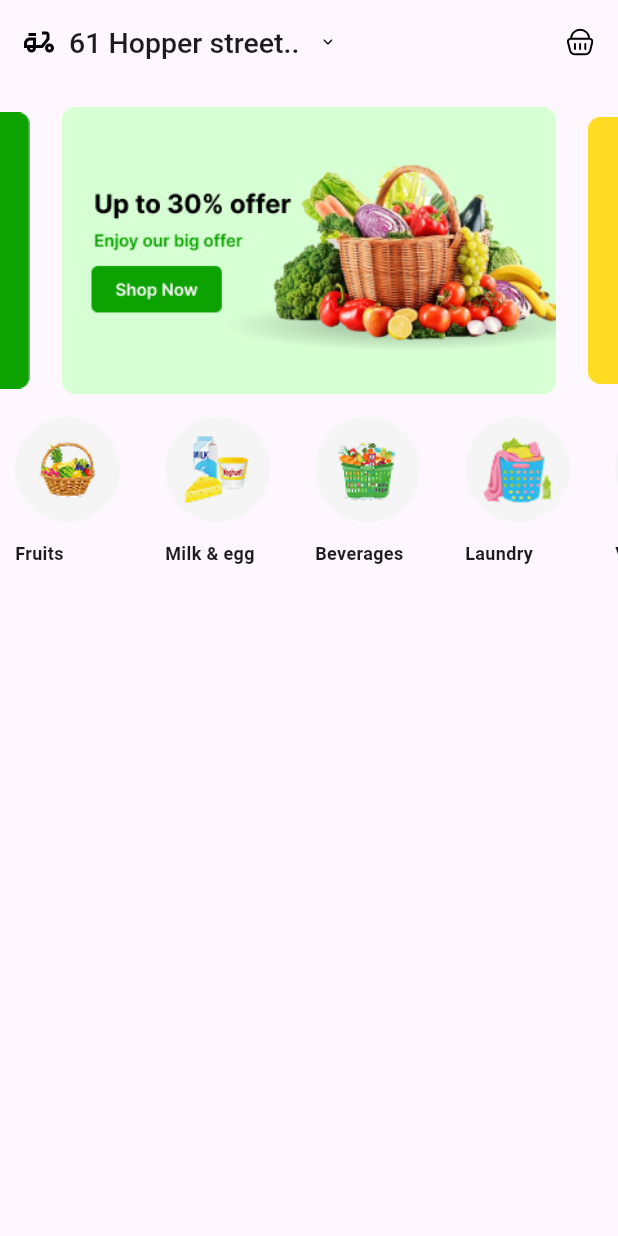
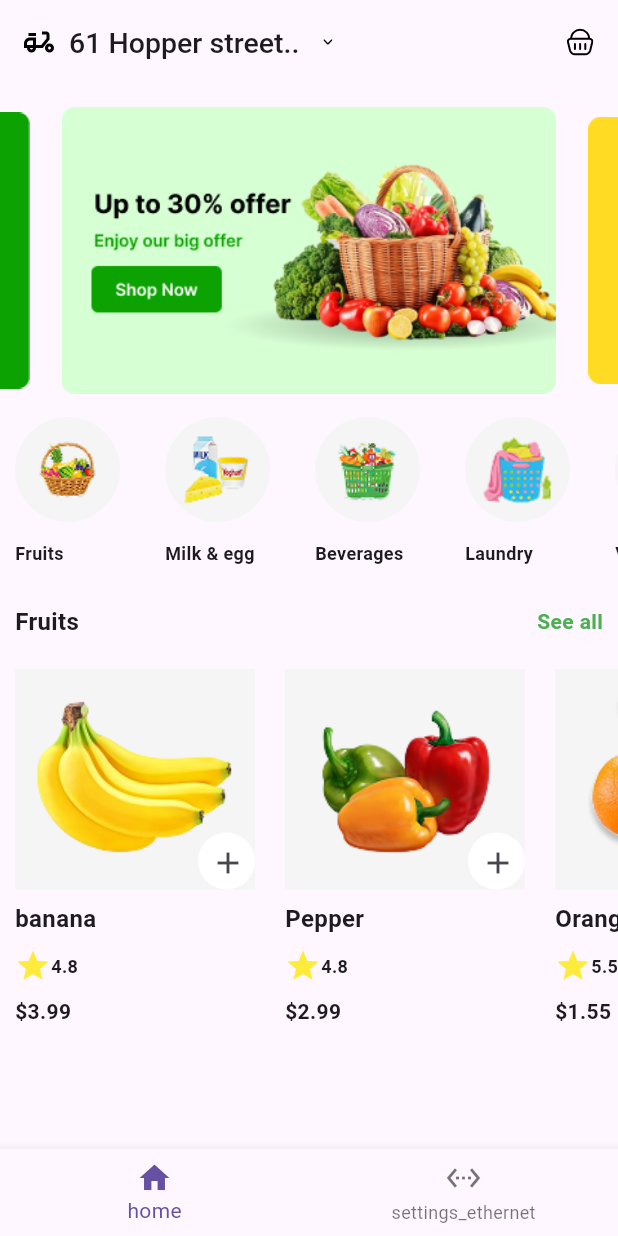
Before and after one commit to moh9989/Grocre_App, a Flutter app: the screen it shows after launch, on a phone screen of 412 x 824 dp. Run offline on Flutter 3.47's test engine with Material 3 defaults, Android fonts, the phone set to English and light mode, and no system bars; drawn by our look-alikes of carousel_slider; our stand-ins replace flutter_svg.

Commit message:
create bottomNavigationBar and count item

```diff
--- a/lib/app/myapp.dart
+++ b/lib/app/myapp.dart
@@ -9,7 +9,7 @@ class MyApp extends StatelessWidget {
     return MaterialApp(
       debugShowCheckedModeBanner: false,
      routes: RouteManger.route,
-     initialRoute:RouteName.homeScreen,
+     initialRoute:RouteName.mainScreen,
     );
   }
 }
--- /dev/null
+++ b/lib/core/resourses/color_manger.dart
@@ -0,0 +1,8 @@
+
+import 'package:flutter/material.dart';
+
+class ColorManger {
+  static Color primaryColor = Colors.green;
+    static Color grey100Color = Colors.grey.shade100;
+
+}
--- a/lib/core/resourses/image_name_manger.dart
+++ b/lib/core/resourses/image_name_manger.dart
@@ -11,4 +11,7 @@ class ImageName {
   static String laundry = "assets/catogery/Laundry.png";
   static String milkEgg = "assets/catogery/Milk & egg.png";
   static String vegetables = "assets/catogery/Vegetables.png";
+  static String banana = "assets/fruits/banana.png";
+  static String pepper = "assets/fruits/Pepper.png";
+  static String orange = "assets/fruits/Orange.png";
 }
--- a/lib/core/resourses/route_manger.dart
+++ b/lib/core/resourses/route_manger.dart
@@ -1,15 +1,20 @@
 import 'package:flutter/material.dart';
 import 'package:grocre_app/feature/home_screen/home_screen.dart';
+import 'package:grocre_app/feature/main_screen/main_screen.dart';
 import 'package:grocre_app/feature/splace_screen/splace_screen.dart';
 
 class RouteManger {
   static Map<String, Widget Function(BuildContext)> route = {
     RouteName.splaceScreen: (context) => SplaceScreen(),
     RouteName.homeScreen: (context) => HomeScreen(),
+        RouteName.mainScreen: (context) => MainScreen(),
+
   };
 }
 
 class RouteName {
   static String homeScreen = "HomeScreen";
   static String splaceScreen = "SplaceScreen";
+    static String mainScreen = "MainScreen";
+
 }
--- a/lib/core/resourses/size_app_manger.dart
+++ b/lib/core/resourses/size_app_manger.dart
@@ -10,6 +10,8 @@ class WidthSize {
 class HeightSize {
   static double height12 = 12;
   static double height17 = 17;
+    static double height20 = 20;
+
   static double height18_5 = 18.5;
   static double height43 = 43;
   static double height70 = 70;
@@ -19,5 +21,7 @@ class HeightSize {
 
 class FontSize {
   static double fontSize12 = 12;
+    static double fontSize14 = 14;
+  static double fontSize16 = 16;
   static double fontSize19 = 19;
 }
--- a/lib/core/resourses/size_manger.dart
+++ /dev/null
@@ -1 +0,0 @@
-class SizeManger {}
--- a/lib/core/resourses/text_manger.dart
+++ b/lib/core/resourses/text_manger.dart
@@ -5,6 +5,8 @@ class TextManger {
   static String laundry = "Laundry";
   static String milkEgg = "Milk & egg";
   static String vegetables = "Vegetables";
-    static String seeAll = "See all";
-
+  static String seeAll = "See all";
+  static String banana = "banana";
+  static String orange = "Orange";
+  static String pepper = "Pepper";
 }
--- /dev/null
+++ b/lib/feature/favourite_screen/favourite_screen.dart
@@ -0,0 +1,12 @@
+import 'package:flutter/material.dart';
+
+class FavouriteScreen extends StatelessWidget {
+  const FavouriteScreen({super.key});
+
+  @override
+  Widget build(BuildContext context) {
+    return Scaffold(
+      body: Center(child: Text("data"),),
+    );
+  }
+}
--- /dev/null
+++ b/lib/feature/home_screen/Widget/custom_item.dart
@@ -0,0 +1,84 @@
+import 'package:flutter/material.dart';
+import 'package:grocre_app/core/resourses/size_app_manger.dart';
+
+class CustomItem extends StatelessWidget {
+  const CustomItem({
+    super.key,
+    required this.name,
+    required this.image,
+    required this.price,
+    required this.rate,
+  });
+  final String name;
+  final String image;
+  final String price;
+  final String rate;
+
+  @override
+  Widget build(BuildContext context) {
+    return Column(
+      crossAxisAlignment: CrossAxisAlignment.start,
+      children: [
+        Stack(
+          children: [
+            Container(
+              color: Colors.grey.shade100,
+              width: 160,
+              height: 147,
+              child: Image.asset(image),
+            ),
+            Positioned(
+              bottom: 0,
+              right: 0,
+              child: Container(
+                width: 38,
+                height: 38,
+                decoration: BoxDecoration(
+                  color: Colors.white.withOpacity(1),
+                  shape: BoxShape.circle,
+                ),
+                child: IconButton(onPressed: () {}, icon: Icon(Icons.add)),
+              ),
+            ),
+          ],
+        ),
+        SizedBox(height: 8),
+        SizedBox(
+          width: 60,
+          child: Text(
+            name,
+            maxLines: 1,
+            style: TextStyle(
+              fontSize: FontSize.fontSize16,
+              fontWeight: FontWeight.bold,
+              overflow: TextOverflow.ellipsis,
+            ),
+          ),
+        ),
+        SizedBox(height: 8),
+
+        Row(
+          children: [
+            Icon(Icons.star, color: Colors.yellow),
+            Text(
+              rate,
+              style: TextStyle(
+                fontSize: FontSize.fontSize12,
+                fontWeight: FontWeight.bold,
+              ),
+            ),
+          ],
+        ),
+        SizedBox(height: 8),
+
+        Text(
+          "\$$price",
+          style: TextStyle(
+            fontSize: FontSize.fontSize14,
+            fontWeight: FontWeight.bold,
+          ),
+        ),
+      ],
+    );
+  }
+}
--- a/lib/feature/home_screen/home_screen.dart
+++ b/lib/feature/home_screen/home_screen.dart
@@ -1,10 +1,13 @@
 import 'package:flutter/material.dart';
 import 'package:flutter_svg/flutter_svg.dart';
+import 'package:grocre_app/core/resourses/color_manger.dart';
 import 'package:grocre_app/core/resourses/image_name_manger.dart';
 import 'package:carousel_slider/carousel_slider.dart';
 import 'package:grocre_app/core/resourses/size_app_manger.dart';
 import 'package:grocre_app/core/resourses/text_manger.dart';
+import 'package:grocre_app/feature/home_screen/Widget/custom_item.dart';
 import 'package:grocre_app/model/catogery_model.dart';
+import 'package:grocre_app/model/item_model.dart';
 
 class HomeScreen extends StatefulWidget {
   const HomeScreen({super.key});
@@ -19,7 +22,44 @@ class _HomeScreenState extends State<HomeScreen> {
     ImageName.banner2,
     ImageName.banner3,
   ];
-
+  List<ItemModel> itemPro = [
+    ItemModel(
+      image: ImageName.banana,
+      name: TextManger.banana,
+      price: "3.99",
+      rate: "4.8",
+    ),
+    ItemModel(
+      image: ImageName.pepper,
+      name: TextManger.pepper,
+      price: "2.99",
+      rate: "4.8",
+    ),
+    ItemModel(
+      image: ImageName.orange,
+      name: TextManger.orange,
+      price: "1.55",
+      rate: "5.5",
+    ),
+    ItemModel(
+      image: ImageName.banana,
+      name: TextManger.banana,
+      price: "3.99",
+      rate: "4.8",
+    ),
+    ItemModel(
+      image: ImageName.pepper,
+      name: TextManger.pepper,
+      price: "2.99",
+      rate: "4.8",
+    ),
+    ItemModel(
+      image: ImageName.orange,
+      name: TextManger.orange,
+      price: "1.55",
+      rate: "5.5",
+    ),
+  ];
   List<CatogeryModel> catogrey = [
     CatogeryModel(name: TextManger.fruits, image: ImageName.fruits),
     CatogeryModel(name: TextManger.milkEgg, image: ImageName.milkEgg),
@@ -30,6 +70,7 @@ class _HomeScreenState extends State<HomeScreen> {
   @override
   Widget build(BuildContext context) {
     return Scaffold(
+      //appbar
       appBar: AppBar(
         leading: SizedBox.shrink(),
         leadingWidth: 0,
@@ -59,9 +100,10 @@ class _HomeScreenState extends State<HomeScreen> {
           ],
         ),
       ),
-
-      body: Column(
+      //CarouselSliderList
+      body: ListView(
         children: [
+          //CarouselSliderList
           CarouselSlider.builder(
             itemCount: bannerItem.length,
             itemBuilder:
@@ -82,6 +124,7 @@ class _HomeScreenState extends State<HomeScreen> {
               enlargeFactor: .3,
             ),
           ),
+          //catogoryList
           SizedBox(
             height: HeightSize.height105,
             child: ListView.separated(
@@ -94,7 +137,7 @@ class _HomeScreenState extends State<HomeScreen> {
                       width: WidthSize.width70,
                       height: HeightSize.height70,
                       decoration: BoxDecoration(
-                        color: Colors.grey.shade100,
+                        color: ColorManger.grey100Color,
                         shape: BoxShape.circle,
                         // borderRadius: BorderRadius.circular(50),
                       ),
@@ -128,12 +171,50 @@ class _HomeScreenState extends State<HomeScreen> {
               itemCount: catogrey.length,
             ),
           ),
-          SizedBox(height: HeightSize.height17),
-          Row(children: [
-
-
-
-       ],),
+          SizedBox(height: HeightSize.height20),
+          Padding(
+            padding: const EdgeInsets.symmetric(horizontal: 10.0),
+            child: Row(
+              mainAxisAlignment: MainAxisAlignment.spaceBetween,
+              children: [
+                Text(
+                  TextManger.fruits,
+                  style: TextStyle(
+                    fontSize: FontSize.fontSize16,
+                    fontWeight: FontWeight.bold,
+                  ),
+                ),
+                Text(
+                  TextManger.seeAll,
+                  style: TextStyle(
+                    color: ColorManger.primaryColor,
+                    fontSize: FontSize.fontSize14,
+                    fontWeight: FontWeight.bold,
+                  ),
+                ),
+              ],
+            ),
+          ),
+          SizedBox(height: HeightSize.height20),
+          //item
+          SingleChildScrollView(
+            scrollDirection: Axis.horizontal,
+            child: Row(
+              children: List.generate(itemPro.length, (index) {
+                final item = itemPro[index];
+                return Padding(
+                  padding: const EdgeInsets.symmetric(horizontal: 10.0),
+                  child: CustomItem(
+                    name: item.name,
+                    image: item.image,
+                    price: item.price,
+                    rate: item.rate,
+                  ),
+                );
+              }),
+            ),
+          ),
+          SizedBox(height: HeightSize.height20),
         ],
       ),
     );
--- /dev/null
+++ b/lib/feature/main_screen/main_screen.dart
@@ -0,0 +1,38 @@
+import 'package:flutter/material.dart';
+import 'package:grocre_app/feature/favourite_screen/favourite_screen.dart';
+import 'package:grocre_app/feature/home_screen/home_screen.dart';
+
+class MainScreen extends StatefulWidget {
+  const MainScreen({super.key});
+
+  @override
+  State<MainScreen> createState() => _MainScreenState();
+}
+
+List<Widget> screen = [HomeScreen(),FavouriteScreen()];
+int currentIndex = 0; // Changed from double to int
+
+class _MainScreenState extends State<MainScreen> {
+  @override
+  Widget build(BuildContext context) {
+    return Scaffold(
+      bottomNavigationBar: BottomNavigationBar(
+        currentIndex: currentIndex,
+        onTap: (value) {
+          setState(() {
+            currentIndex = value;
+          });
+        },
+        items: [
+          BottomNavigationBarItem(icon: Icon(Icons.home), label: "home"),
+          BottomNavigationBarItem(
+            icon: Icon(Icons.settings_ethernet),
+            label: "settings_ethernet",
+          ),
+       //   BottomNavigationBarItem(icon: Icon(Icons.phone), label: "phone"),
+        ],
+      ),
+      body: screen[currentIndex],
+    );
+  }
+}
--- /dev/null
+++ b/lib/model/item_model.dart
@@ -0,0 +1,12 @@
+class ItemModel {
+  String image;
+  String name;
+  String rate;
+  String price;
+  ItemModel({
+    required this.image,
+    required this.name,
+    required this.price,
+    required this.rate,
+  });
+}
--- a/pubspec.yaml
+++ b/pubspec.yaml
@@ -66,6 +66,7 @@ flutter:
     - assets/icons/
     - assets/banners/
     - assets/catogery/
+    - assets/fruits/
 
   # An image asset can refer to one or more resolution-specific "variants", see
   # https://flutter.dev/to/resolution-aware-images
```
Also changed, not shown: assets/fruits/Orange.png (added), assets/fruits/Pepper.png (added), assets/fruits/banana.png (added), 2 other files.
